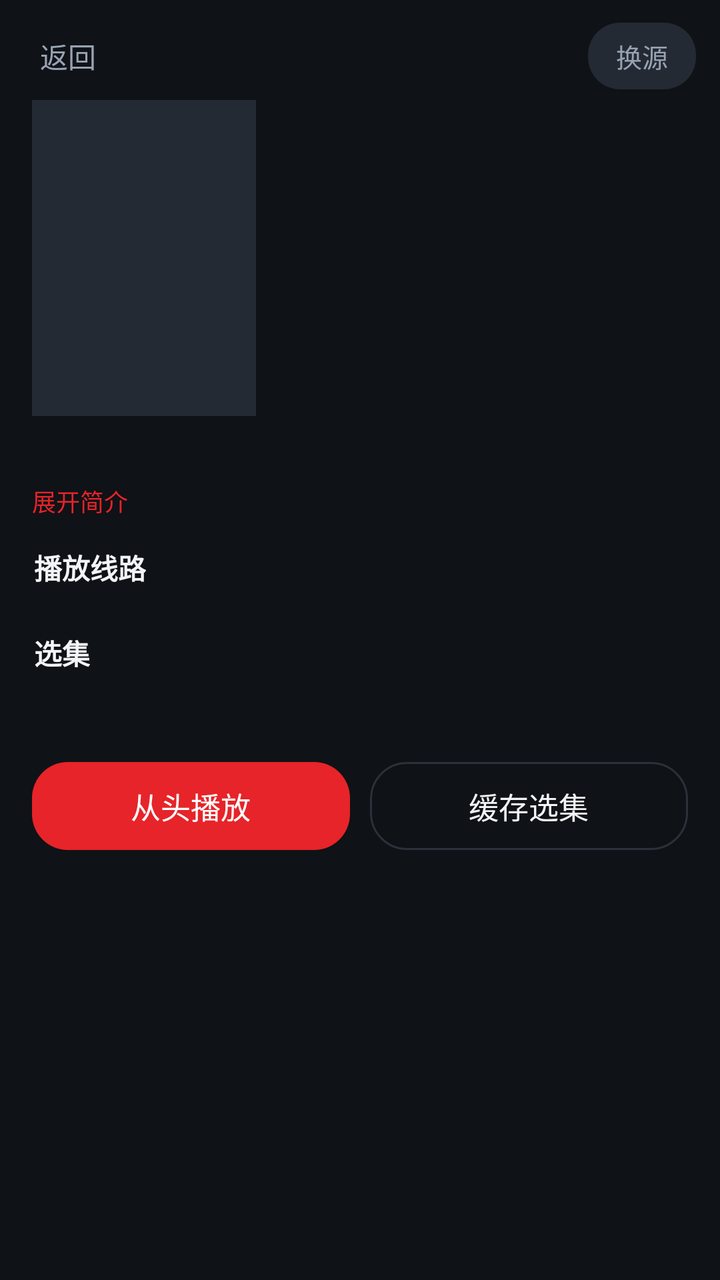
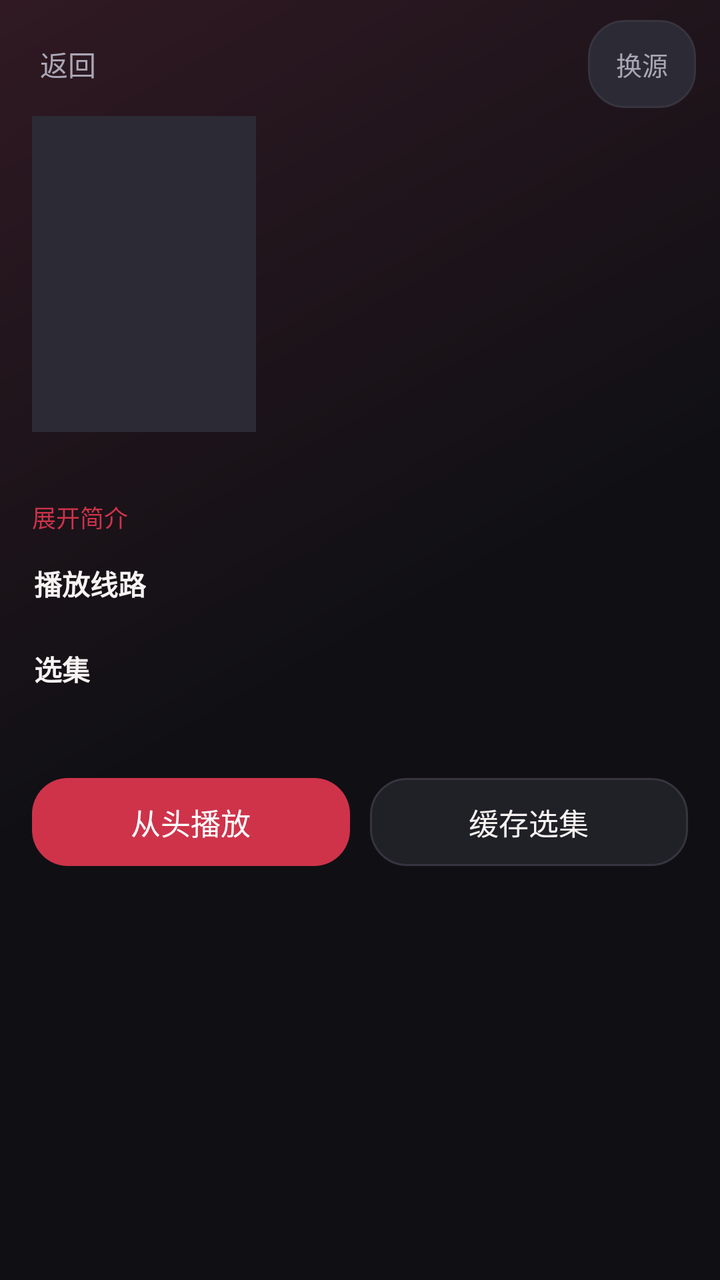

The first picture is an Android layout as it rendered before a commit; the second is the same layout after the commit. The layout source and the unified diff follow.
<!-- AndroidManifest.xml: application theme AppTheme -->
<!-- res/layout/activity_detail.xml -->
<?xml version="1.0" encoding="utf-8"?>
<ScrollView xmlns:android="http://schemas.android.com/apk/res/android"
    android:layout_width="match_parent"
    android:layout_height="match_parent"
    android:background="@color/bg"
    android:fitsSystemWindows="true"
    android:scrollbars="none">

    <LinearLayout
        android:layout_width="match_parent"
        android:layout_height="wrap_content"
        android:orientation="vertical"
        android:paddingBottom="24dp">

        <LinearLayout
            android:layout_width="match_parent"
            android:layout_height="wrap_content"
            android:orientation="horizontal"
            android:gravity="center_vertical"
            android:paddingLeft="8dp"
            android:paddingRight="12dp"
            android:paddingTop="10dp">

            <TextView
                android:id="@+id/btnBack"
                android:layout_width="wrap_content"
                android:layout_height="36dp"
                android:gravity="center"
                android:paddingLeft="12dp"
                android:paddingRight="12dp"
                android:text="返回"
                android:textColor="@color/text_dim"
                android:textSize="14sp" />

            <View
                android:layout_width="0dp"
                android:layout_height="1dp"
                android:layout_weight="1" />

            <TextView
                android:id="@+id/pickSource"
                style="@style/Chip"
                android:text="换源" />
        </LinearLayout>

        <LinearLayout
            android:layout_width="match_parent"
            android:layout_height="wrap_content"
            android:orientation="horizontal"
            android:paddingLeft="16dp"
            android:paddingRight="16dp"
            android:paddingTop="4dp">

            <ImageView
                android:id="@+id/pic"
                android:layout_width="112dp"
                android:layout_height="158dp"
                android:background="@color/surface2"
                android:scaleType="centerCrop" />

            <LinearLayout
                android:layout_width="0dp"
                android:layout_height="wrap_content"
                android:layout_weight="1"
                android:layout_marginLeft="14dp"
                android:orientation="vertical">

                <TextView
                    android:id="@+id/name"
                    android:layout_width="match_parent"
                    android:layout_height="wrap_content"
                    android:textColor="@color/text"
                    android:textSize="19sp"
                    android:textStyle="bold" />

                <TextView
                    android:id="@+id/meta"
                    android:layout_width="match_parent"
                    android:layout_height="wrap_content"
                    android:layout_marginTop="6dp"
                    android:textColor="@color/text_dim"
                    android:textSize="12sp" />

                <TextView
                    android:id="@+id/remark"
                    android:layout_width="match_parent"
                    android:layout_height="wrap_content"
                    android:layout_marginTop="4dp"
                    android:textColor="@color/primary"
                    android:textSize="12sp" />

                <TextView
                    android:id="@+id/actor"
                    android:layout_width="match_parent"
                    android:layout_height="wrap_content"
                    android:layout_marginTop="4dp"
                    android:ellipsize="end"
                    android:maxLines="2"
                    android:textColor="@color/text_dim"
                    android:textSize="12sp" />
            </LinearLayout>
        </LinearLayout>

        <TextView
            android:id="@+id/plot"
            android:layout_width="match_parent"
            android:layout_height="wrap_content"
            android:layout_marginLeft="16dp"
            android:layout_marginRight="16dp"
            android:layout_marginTop="12dp"
            android:lineSpacingExtra="4dp"
            android:maxLines="4"
            android:ellipsize="end"
            android:textColor="@color/text_dim"
            android:textSize="13sp" />

        <TextView
            android:id="@+id/plotToggle"
            android:layout_width="wrap_content"
            android:layout_height="wrap_content"
            android:layout_marginLeft="16dp"
            android:layout_marginTop="4dp"
            android:paddingBottom="4dp"
            android:text="展开简介"
            android:textColor="@color/primary"
            android:textSize="12sp" />

        <TextView
            android:id="@+id/playFromTitle"
            android:layout_width="wrap_content"
            android:layout_height="wrap_content"
            android:layout_marginLeft="17dp"
            android:layout_marginTop="10dp"
            android:text="播放线路"
            android:textColor="@color/text"
            android:textSize="14sp"
            android:textStyle="bold" />

        <HorizontalScrollView
            android:layout_width="match_parent"
            android:layout_height="wrap_content"
            android:layout_marginTop="8dp"
            android:overScrollMode="never"
            android:paddingLeft="16dp"
            android:paddingRight="16dp"
            android:scrollbars="none">

            <LinearLayout
                android:id="@+id/fromRow"
                android:layout_width="wrap_content"
                android:layout_height="wrap_content"
                android:orientation="horizontal" />
        </HorizontalScrollView>

        <TextView
            android:id="@+id/epTitle"
            android:layout_width="wrap_content"
            android:layout_height="wrap_content"
            android:layout_marginLeft="17dp"
            android:layout_marginTop="14dp"
            android:text="选集"
            android:textColor="@color/text"
            android:textSize="14sp"
            android:textStyle="bold" />

        <TextView
            android:id="@+id/epHint"
            android:layout_width="match_parent"
            android:layout_height="wrap_content"
            android:layout_marginLeft="17dp"
            android:layout_marginRight="17dp"
            android:layout_marginTop="4dp"
            android:textColor="@color/text_dim"
            android:textSize="12sp" />

        <LinearLayout
            android:id="@+id/epBox"
            android:layout_width="match_parent"
            android:layout_height="wrap_content"
            android:layout_marginTop="6dp"
            android:orientation="vertical" />

        <LinearLayout
            android:id="@+id/actionRow"
            android:layout_width="match_parent"
            android:layout_height="wrap_content"
            android:layout_marginLeft="16dp"
            android:layout_marginRight="16dp"
            android:layout_marginTop="18dp"
            android:orientation="horizontal">

            <TextView
                android:id="@+id/btnPlay"
                android:layout_width="0dp"
                android:layout_height="44dp"
                android:layout_weight="1"
                android:background="@drawable/bg_btn_primary"
                android:gravity="center"
                android:text="从头播放"
                android:textColor="#FFFFFF"
                android:textSize="15sp" />

            <TextView
                android:id="@+id/btnDownload"
                android:layout_width="0dp"
                android:layout_height="44dp"
                android:layout_marginLeft="10dp"
                android:layout_weight="1"
                android:background="@drawable/bg_btn_ghost"
                android:gravity="center"
                android:text="缓存选集"
                android:textColor="@color/text"
                android:textSize="15sp" />
        </LinearLayout>

        <ProgressBar
            android:id="@+id/progress"
            android:layout_width="wrap_content"
            android:layout_height="wrap_content"
            android:layout_gravity="center_horizontal"
            android:layout_marginTop="20dp"
            android:visibility="gone" />

        <TextView
            android:id="@+id/hint"
            android:layout_width="wrap_content"
            android:layout_height="wrap_content"
            android:layout_gravity="center_horizontal"
            android:layout_marginTop="20dp"
            android:textColor="@color/text_dim"
            android:textSize="14sp"
            android:visibility="gone" />
    </LinearLayout>
</ScrollView>
<!-- resources referenced by this layout -->
<resources>
  <color name="bg">#0F1216</color>
  <color name="primary">#E62429</color>
  <color name="surface2">#232A33</color>
  <color name="text">#F2F4F7</color>
  <color name="text_dim">#98A2B3</color>
  <!-- drawable bg_btn_ghost (drawable) -->
  <?xml version="1.0" encoding="utf-8"?>
  <shape xmlns:android="http://schemas.android.com/apk/res/android" android:shape="rectangle">
      <solid android:color="@android:color/transparent" />
      <corners android:radius="18dp" />
      <stroke android:width="1dp" android:color="@color/divider" />
  </shape>
  <!-- drawable bg_btn_primary (drawable) -->
  <?xml version="1.0" encoding="utf-8"?>
  <shape xmlns:android="http://schemas.android.com/apk/res/android" android:shape="rectangle">
      <solid android:color="@color/primary" />
      <corners android:radius="18dp" />
  </shape>
  <style name="Chip">
          <item name="android:layout_width">wrap_content</item>
          <item name="android:layout_height">wrap_content</item>
          <item name="android:paddingLeft">14dp</item>
          <item name="android:paddingRight">14dp</item>
          <item name="android:paddingTop">7dp</item>
          <item name="android:paddingBottom">7dp</item>
          <item name="android:textSize">13sp</item>
          <item name="android:textColor">@color/text_dim</item>
          <item name="android:background">@drawable/bg_chip</item>
      </style>
  <style name="AppTheme" parent="Theme.AppCompat.NoActionBar">
          <item name="android:windowBackground">@color/bg</item>
          <item name="android:statusBarColor">@color/bg</item>
          <item name="android:navigationBarColor">@color/bg</item>
          <item name="android:textColorPrimary">@color/text</item>
          <item name="android:textColorSecondary">@color/text_dim</item>
          <item name="colorAccent">@color/primary</item>
      </style>
  <color name="divider">#2A313A</color>
  <!-- drawable bg_chip (drawable) -->
  <?xml version="1.0" encoding="utf-8"?>
  <shape xmlns:android="http://schemas.android.com/apk/res/android" android:shape="rectangle">
      <solid android:color="@color/surface2" />
      <corners android:radius="16dp" />
  </shape>
</resources>

<!-- the commit's change to res/layout/activity_detail.xml (unified diff, before → after) -->
@@ -2,7 +2,7 @@
 <ScrollView xmlns:android="http://schemas.android.com/apk/res/android"
     android:layout_width="match_parent"
     android:layout_height="match_parent"
-    android:background="@color/bg"
+    android:background="@drawable/bg_page"
     android:fitsSystemWindows="true"
     android:scrollbars="none">
 
@@ -29,7 +29,7 @@
                 android:paddingLeft="12dp"
                 android:paddingRight="12dp"
                 android:text="返回"
-                android:textColor="@color/text_dim"
+                android:textColor="?attr/appTextMuted"
                 android:textSize="14sp" />
 
             <View
@@ -55,7 +55,7 @@
                 android:id="@+id/pic"
                 android:layout_width="112dp"
                 android:layout_height="158dp"
-                android:background="@color/surface2"
+                android:background="?attr/appSurfaceAlt"
                 android:scaleType="centerCrop" />
 
             <LinearLayout
@@ -69,7 +69,7 @@
                     android:id="@+id/name"
                     android:layout_width="match_parent"
                     android:layout_height="wrap_content"
-                    android:textColor="@color/text"
+                    android:textColor="?attr/appText"
                     android:textSize="19sp"
                     android:textStyle="bold" />
 
@@ -78,7 +78,7 @@
                     android:layout_width="match_parent"
                     android:layout_height="wrap_content"
                     android:layout_marginTop="6dp"
-                    android:textColor="@color/text_dim"
+                    android:textColor="?attr/appTextMuted"
                     android:textSize="12sp" />
 
                 <TextView
@@ -86,7 +86,7 @@
                     android:layout_width="match_parent"
                     android:layout_height="wrap_content"
                     android:layout_marginTop="4dp"
-                    android:textColor="@color/primary"
+                    android:textColor="?attr/appAccent"
                     android:textSize="12sp" />
 
                 <TextView
@@ -96,7 +96,7 @@
                     android:layout_marginTop="4dp"
                     android:ellipsize="end"
                     android:maxLines="2"
-                    android:textColor="@color/text_dim"
+                    android:textColor="?attr/appTextMuted"
                     android:textSize="12sp" />
             </LinearLayout>
         </LinearLayout>
@@ -111,7 +111,7 @@
             android:lineSpacingExtra="4dp"
             android:maxLines="4"
             android:ellipsize="end"
-            android:textColor="@color/text_dim"
+            android:textColor="?attr/appTextMuted"
             android:textSize="13sp" />
 
         <TextView
@@ -122,7 +122,7 @@
             android:layout_marginTop="4dp"
             android:paddingBottom="4dp"
             android:text="展开简介"
-            android:textColor="@color/primary"
+            android:textColor="?attr/appAccent"
             android:textSize="12sp" />
 
         <TextView
@@ -132,7 +132,7 @@
             android:layout_marginLeft="17dp"
             android:layout_marginTop="10dp"
             android:text="播放线路"
-            android:textColor="@color/text"
+            android:textColor="?attr/appText"
             android:textSize="14sp"
             android:textStyle="bold" />
 
@@ -159,7 +159,7 @@
             android:layout_marginLeft="17dp"
             android:layout_marginTop="14dp"
             android:text="选集"
-            android:textColor="@color/text"
+            android:textColor="?attr/appText"
             android:textSize="14sp"
             android:textStyle="bold" />
 
@@ -170,7 +170,7 @@
             android:layout_marginLeft="17dp"
             android:layout_marginRight="17dp"
             android:layout_marginTop="4dp"
-            android:textColor="@color/text_dim"
+            android:textColor="?attr/appTextMuted"
             android:textSize="12sp" />
 
         <LinearLayout
@@ -197,7 +197,7 @@
                 android:background="@drawable/bg_btn_primary"
                 android:gravity="center"
                 android:text="从头播放"
-                android:textColor="#FFFFFF"
+                android:textColor="?attr/appOnAccent"
                 android:textSize="15sp" />
 
             <TextView
@@ -209,7 +209,7 @@
                 android:background="@drawable/bg_btn_ghost"
                 android:gravity="center"
                 android:text="缓存选集"
-                android:textColor="@color/text"
+                android:textColor="?attr/appText"
                 android:textSize="15sp" />
         </LinearLayout>
 
@@ -227,7 +227,7 @@
             android:layout_height="wrap_content"
             android:layout_gravity="center_horizontal"
             android:layout_marginTop="20dp"
-            android:textColor="@color/text_dim"
+            android:textColor="?attr/appTextMuted"
             android:textSize="14sp"
             android:visibility="gone" />
     </LinearLayout>
<!-- resource entries referenced after the edit -->
@@ -1,48 +1,59 @@
 <!-- resources referenced by this layout -->
 <resources>
-  <color name="bg">#0F1216</color>
-  <color name="primary">#E62429</color>
-  <color name="surface2">#232A33</color>
-  <color name="text">#F2F4F7</color>
-  <color name="text_dim">#98A2B3</color>
   <!-- drawable bg_btn_ghost (drawable) -->
-  <?xml version="1.0" encoding="utf-8"?>
-  <shape xmlns:android="http://schemas.android.com/apk/res/android" android:shape="rectangle">
-      <solid android:color="@android:color/transparent" />
-      <corners android:radius="18dp" />
-      <stroke android:width="1dp" android:color="@color/divider" />
-  </shape>
+  <ripple xmlns:android="http://schemas.android.com/apk/res/android" android:color="?attr/appAccentDim"><item><shape><solid android:color="?attr/appSurface"/><corners android:radius="?attr/appPillCorner"/><stroke android:width="1dp" android:color="?attr/appDivider" /></shape></item></ripple>
   <!-- drawable bg_btn_primary (drawable) -->
-  <?xml version="1.0" encoding="utf-8"?>
-  <shape xmlns:android="http://schemas.android.com/apk/res/android" android:shape="rectangle">
-      <solid android:color="@color/primary" />
-      <corners android:radius="18dp" />
-  </shape>
+  <ripple xmlns:android="http://schemas.android.com/apk/res/android" android:color="?attr/appAccentDim"><item><shape><solid android:color="?attr/appAccent"/><corners android:radius="?attr/appPillCorner"/></shape></item></ripple>
+  <!-- drawable bg_page (drawable) -->
+  <shape xmlns:android="http://schemas.android.com/apk/res/android"><gradient android:angle="315" android:startColor="?attr/appGlow" android:centerColor="?attr/appBg" android:endColor="?attr/appBg" /></shape>
   <style name="Chip">
           <item name="android:layout_width">wrap_content</item>
           <item name="android:layout_height">wrap_content</item>
+          <item name="android:minHeight">44dp</item>
+          <item name="android:gravity">center</item>
           <item name="android:paddingLeft">14dp</item>
           <item name="android:paddingRight">14dp</item>
           <item name="android:paddingTop">7dp</item>
           <item name="android:paddingBottom">7dp</item>
           <item name="android:textSize">13sp</item>
-          <item name="android:textColor">@color/text_dim</item>
+          <item name="android:textColor">?attr/appTextMuted</item>
           <item name="android:background">@drawable/bg_chip</item>
       </style>
   <style name="AppTheme" parent="Theme.AppCompat.NoActionBar">
-          <item name="android:windowBackground">@color/bg</item>
-          <item name="android:statusBarColor">@color/bg</item>
-          <item name="android:navigationBarColor">@color/bg</item>
-          <item name="android:textColorPrimary">@color/text</item>
-          <item name="android:textColorSecondary">@color/text_dim</item>
-          <item name="colorAccent">@color/primary</item>
+          <item name="appBg">#101014</item>
+          <item name="appSurface">#202027</item>
+          <item name="appSurfaceAlt">#2C2B35</item>
+          <item name="appAccent">#CE334A</item>
+          <item name="appAccentDim">#722334</item>
+          <item name="appText">#F7F3F2</item>
+          <item name="appTextMuted">#AAA6B5</item>
+          <item name="appDivider">#373440</item>
+          <item name="appSuccess">#63D79C</item>
+          <item name="appOnAccent">#FFFFFF</item>
+          <item name="appGlow">#301923</item>
+          <item name="appCorner">12dp</item>
+          <item name="appPillCorner">18dp</item>
+          <item name="android:fontFamily">sans-serif</item>
+          <item name="android:windowBackground">?attr/appBg</item>
+          <item name="android:statusBarColor">?attr/appBg</item>
+          <item name="android:navigationBarColor">?attr/appBg</item>
+          <item name="android:colorBackground">?attr/appSurface</item>
+          <item name="android:textColorPrimary">?attr/appText</item>
+          <item name="android:textColorSecondary">?attr/appTextMuted</item>
+          <item name="android:textColorHint">?attr/appTextMuted</item>
+          <item name="colorAccent">?attr/appAccent</item>
+          <item name="colorControlNormal">?attr/appTextMuted</item>
+          <item name="colorControlActivated">?attr/appAccent</item>
+          <item name="android:windowLightStatusBar">false</item>
+          <item name="android:windowAnimationStyle">@style/AppWindowAnimation</item>
       </style>
-  <color name="divider">#2A313A</color>
   <!-- drawable bg_chip (drawable) -->
-  <?xml version="1.0" encoding="utf-8"?>
-  <shape xmlns:android="http://schemas.android.com/apk/res/android" android:shape="rectangle">
-      <solid android:color="@color/surface2" />
-      <corners android:radius="16dp" />
-  </shape>
+  <ripple xmlns:android="http://schemas.android.com/apk/res/android" android:color="?attr/appAccentDim"><item><shape><solid android:color="?attr/appSurfaceAlt"/><corners android:radius="?attr/appPillCorner"/><stroke android:width="1dp" android:color="?attr/appDivider" /></shape></item></ripple>
+  <style name="AppWindowAnimation">
+          <item name="android:activityOpenEnterAnimation">@anim/page_enter</item>
+          <item name="android:activityOpenExitAnimation">@anim/page_exit</item>
+          <item name="android:activityCloseEnterAnimation">@anim/page_enter</item>
+          <item name="android:activityCloseExitAnimation">@anim/page_exit</item>
+      </style>
 </resources>
 
